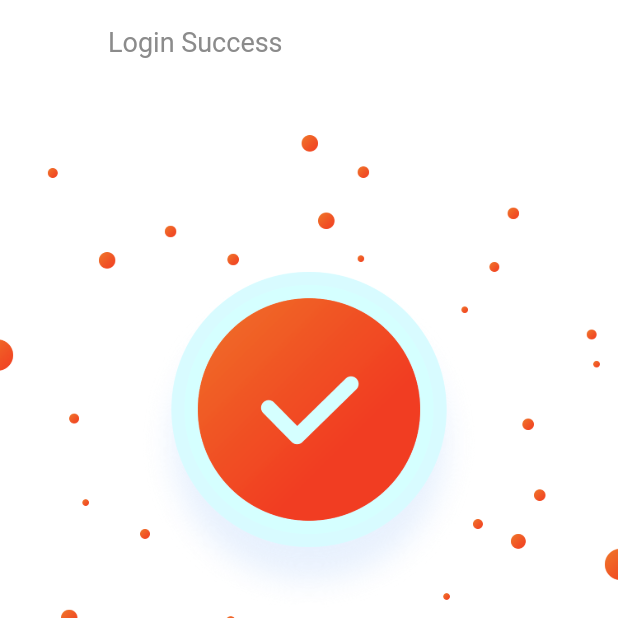
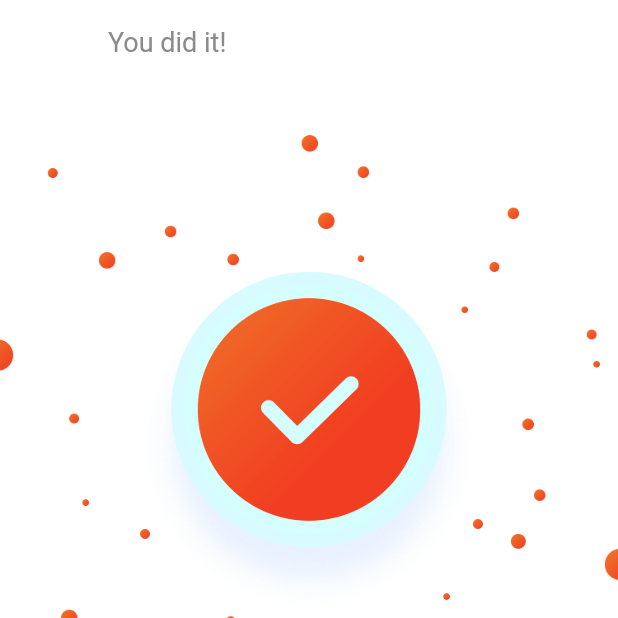
Before and after one commit to philakagujones/UniversityApp, a Flutter app: the LoginSuccessScreen screen opened by its route, on a phone screen of 412 x 824 dp, the top half of it. Run offline on Flutter 3.47's test engine with Material 2 defaults, Android fonts, the phone set to English and light mode, and no system bars; our stand-ins replace flutter_svg.

Commit message:
Update login_success_screen.dart

```diff
--- a/scholarly/lib/screens/login_success/login_success_screen.dart
+++ b/scholarly/lib/screens/login_success/login_success_screen.dart
@@ -9,7 +9,7 @@ class LoginSuccessScreen extends StatelessWidget {
     return Scaffold(
       appBar: AppBar(
         leading: SizedBox(),
-        title: Text("Login Success"),
+        title: Text("You did it!"),
       ),
       body: Body(),
     );
```
